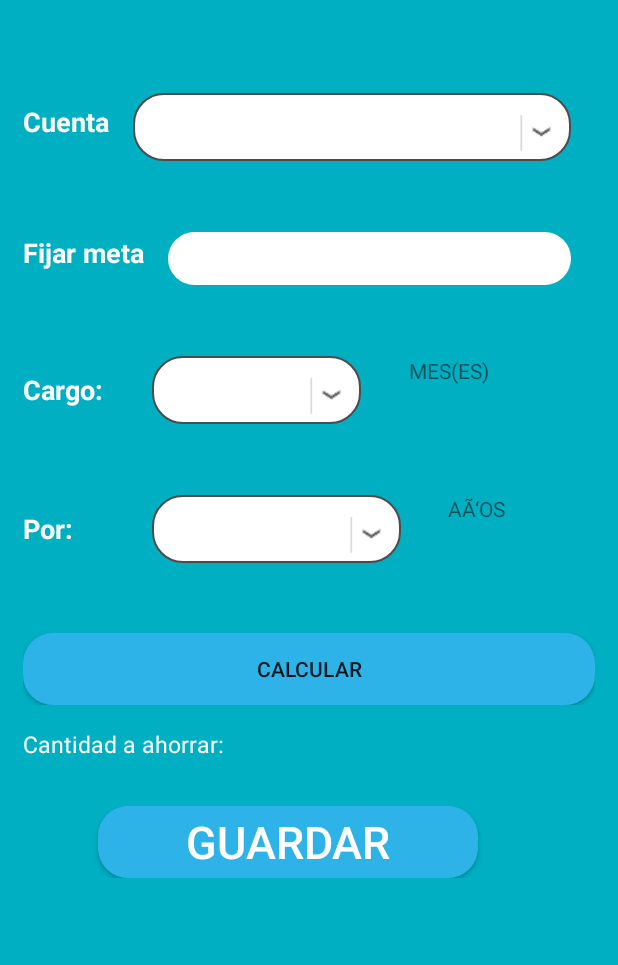
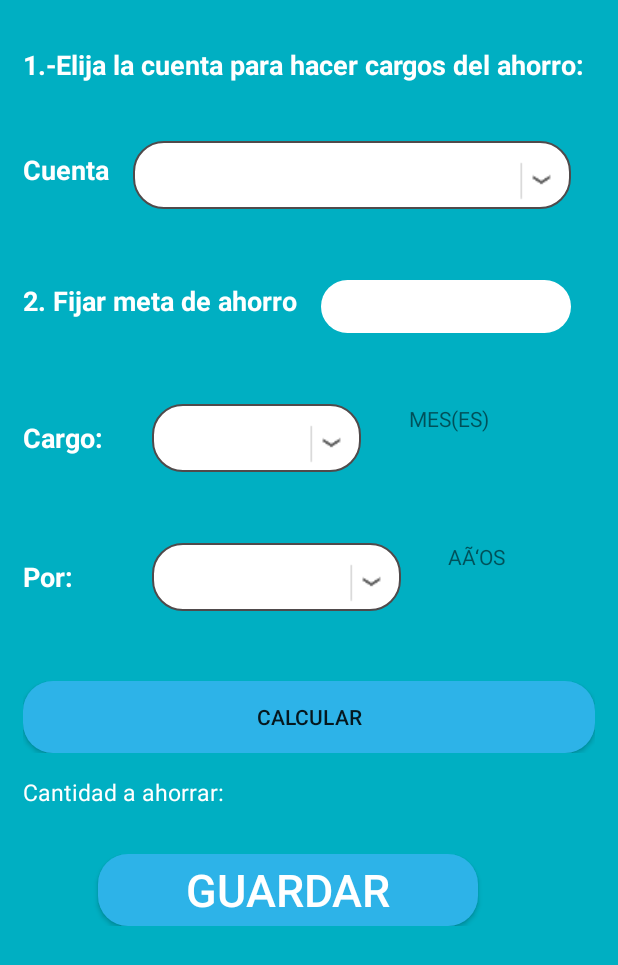
Before and after one commit to Albertopls/MyApp-master2, an Android app: the layout fragment_fragment_ahorrar.xml on its own in the app's theme, with its tools: preview values and no code run, on a phone screen of 412 x 824 dp. Shown: the top 965 px of the screen. Run offline under Robolectric (Android 15) with nearby library versions, the phone set to English and light mode, and no system bars; network calls fail.

Commit message:
Redaccion pantallas

```diff
--- a/app/src/main/res/layout/fragment_fragment_ahorrar.xml
+++ b/app/src/main/res/layout/fragment_fragment_ahorrar.xml
@@ -24,6 +24,15 @@
             android:layout_marginTop="15dp"
             android:orientation="vertical">
 
+            <TextView
+                android:id="@+id/textView13"
+                android:layout_width="wrap_content"
+                android:layout_height="32dp"
+                android:layout_gravity="center_vertical"
+                android:text="1.-Elija la cuenta para hacer cargos del ahorro:"
+                android:textColor="#FFFFFF"
+                android:textSize="18sp"
+                android:textStyle="bold" />
 
             <LinearLayout
                 android:layout_width="match_parent"
@@ -61,7 +70,7 @@
                     android:layout_width="wrap_content"
                     android:layout_height="32dp"
                     android:layout_gravity="center_vertical"
-                    android:text="Fijar meta"
+                    android:text="2. Fijar meta de ahorro"
                     android:textColor="#FFFFFF"
                     android:textSize="18sp"
                     android:textStyle="bold" />
```
Also changed, not shown: 3 other files.
